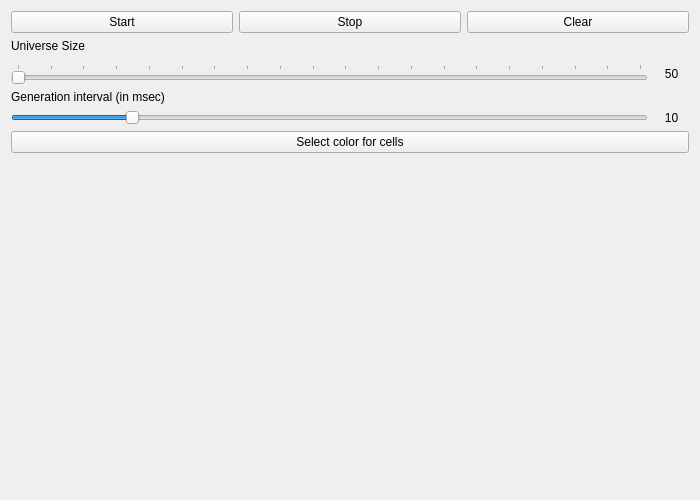
Adonai/LifeOfGame, file mainwindow.ui: the form before one commit.
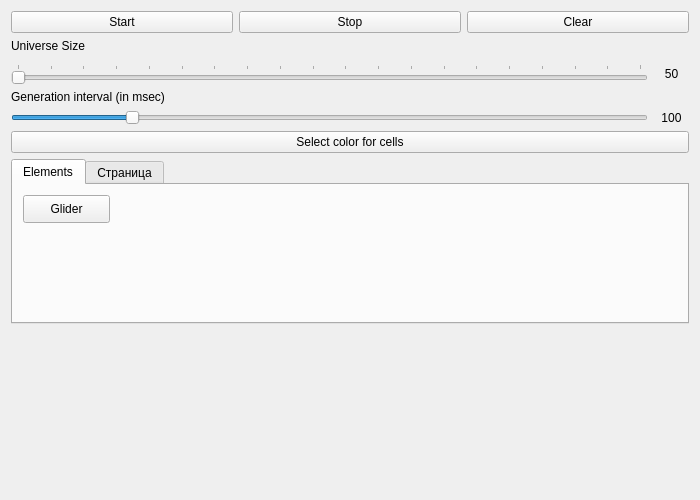
The form after the commit.

The edit to the form file:
```diff
--- a/mainwindow.ui
+++ b/mainwindow.ui
@@ -20,8 +20,8 @@
    <string>Conway's Game of Life</string>
   </property>
   <widget class="QWidget" name="centralWidget">
-   <layout class="QHBoxLayout" name="horizontalLayout">
-    <item>
+   <layout class="QGridLayout" name="gridLayout">
+    <item row="0" column="0">
      <layout class="QHBoxLayout" name="mainLayout">
       <item>
        <layout class="QVBoxLayout" name="gameLayout"/>
@@ -163,7 +163,7 @@
              </size>
             </property>
             <property name="text">
-             <string>10</string>
+             <string>100</string>
             </property>
             <property name="alignment">
              <set>Qt::AlignCenter</set>
@@ -179,6 +179,39 @@
           </property>
          </widget>
         </item>
+        <item>
+         <widget class="QTabWidget" name="tabWidget">
+          <property name="sizePolicy">
+           <sizepolicy hsizetype="Minimum" vsizetype="Expanding">
+            <horstretch>0</horstretch>
+            <verstretch>0</verstretch>
+           </sizepolicy>
+          </property>
+          <widget class="QWidget" name="elements">
+           <attribute name="title">
+            <string>Elements</string>
+           </attribute>
+           <widget class="QPushButton" name="addGlider">
+            <property name="geometry">
+             <rect>
+              <x>10</x>
+              <y>10</y>
+              <width>87</width>
+              <height>28</height>
+             </rect>
+            </property>
+            <property name="text">
+             <string>Glider</string>
+            </property>
+           </widget>
+          </widget>
+          <widget class="QWidget" name="tab">
+           <attribute name="title">
+            <string>Страница</string>
+           </attribute>
+          </widget>
+         </widget>
+        </item>
         <item>
          <spacer name="verticalSpacer">
           <property name="orientation">
```
